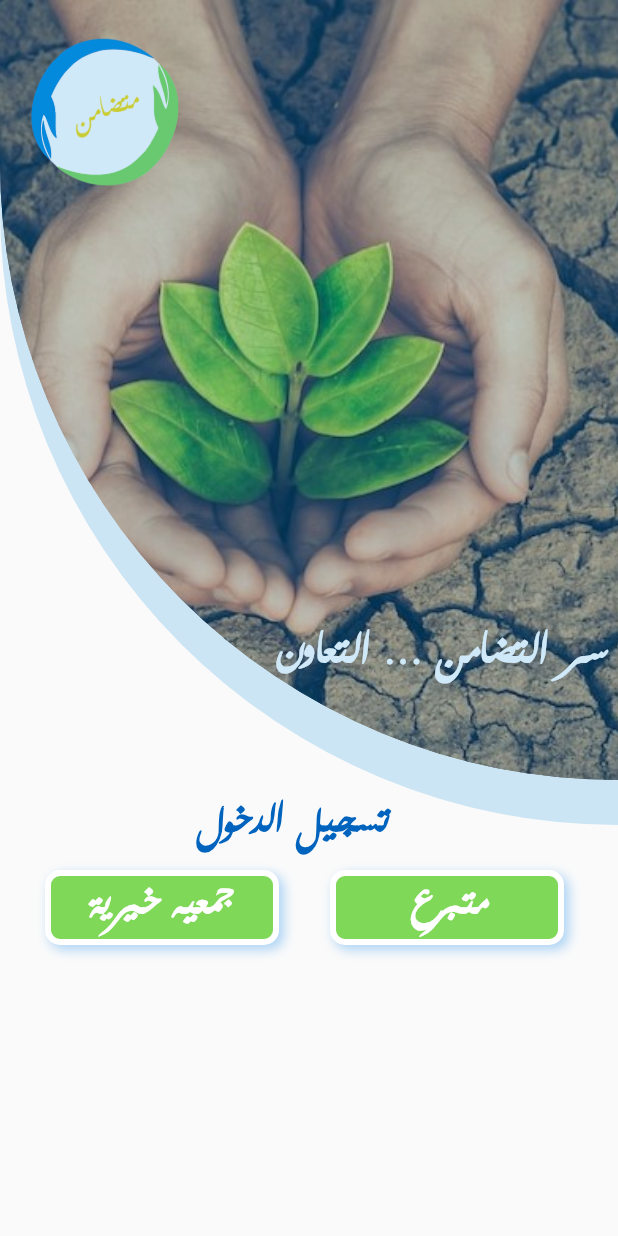
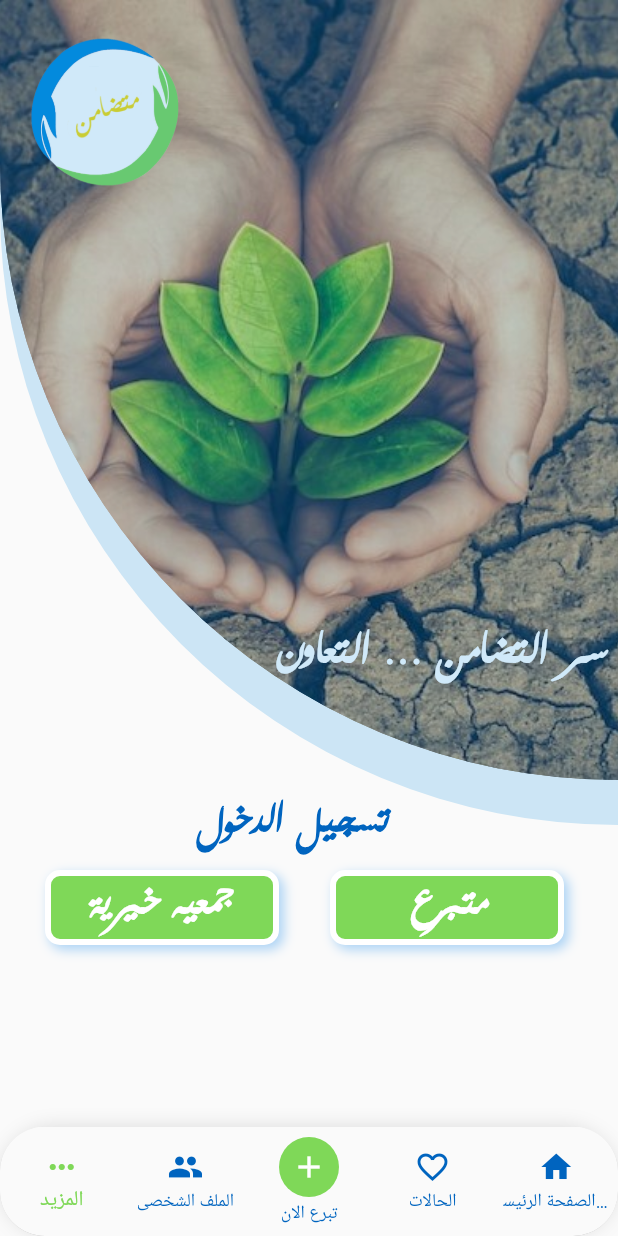
Before and after one commit to HadeerAYmann/Motadamn-app, a Flutter app: the Loginas screen opened directly, on a phone screen of 412 x 824 dp. Run offline on Flutter 3.47's test engine with Material 2 defaults, Android fonts, the phone set to English and light mode, and no system bars; our stand-ins replace flutter_svg, fluttertoast, font_awesome_flutter.

```diff
--- a/lib/Login-as.dart
+++ b/lib/Login-as.dart
@@ -7,6 +7,7 @@ class Loginas extends StatefulWidget {
 }
 
 class _LoginasState extends State<Loginas> {
+  int _currentIndex = 0;
   @override
   Widget build(BuildContext context) {
     return Scaffold(
@@ -153,6 +154,95 @@ class _LoginasState extends State<Loginas> {
        ),
       ],
      ),
+      bottomNavigationBar: Container(
+        //height: 100.0,
+          decoration: BoxDecoration(
+            borderRadius: BorderRadius.only(
+                topLeft: Radius.circular(40.0),
+                topRight: Radius.circular(40.0),
+                bottomRight: Radius.circular(40.0),
+                bottomLeft: Radius.circular(40.0)),
+            boxShadow: [
+              BoxShadow(
+                color: Colors.black12,
+                spreadRadius: 0,
+                blurRadius: 10,
+              ),
+            ],
+          ),
+          child: ClipRRect(
+            borderRadius: BorderRadius.only(
+                topRight: Radius.circular(30.0),
+                topLeft: Radius.circular(30.0),
+                bottomLeft: Radius.circular(30),
+                bottomRight: Radius.circular(30)),
+            child: BottomNavigationBar(
+              currentIndex: _currentIndex,
+              type: BottomNavigationBarType.fixed,
+              selectedItemColor: Color(0xff7FD858),
+              unselectedItemColor: Color(0xff0064BF),
+              items: [
+                BottomNavigationBarItem(
+                  icon: Icon(Icons.more_horiz),
+                  title: Text('المزيد',
+                      style: TextStyle(
+                        fontSize: 13,
+                        fontFamily: 'Century',
+                        fontWeight: FontWeight.w900,
+                      )),
+                ),
+                BottomNavigationBarItem(
+                  icon: Icon(Icons.people),
+                  title: Text('الملف الشخصى',
+                      style: TextStyle(
+                        fontSize: 13,
+                        fontFamily: 'Century',
+                        fontWeight: FontWeight.w900,
+                      )),
+                ),
+                BottomNavigationBarItem(
+                  icon: Container(
+                    child: CircleAvatar(
+                        backgroundColor: const Color(0xff7fd858),
+                        child: Icon(
+                          Icons.add,
+                          color: Colors.white,
+                        )),
+                  ),
+                  title: Text('تبرع الان',
+                      style: TextStyle(
+                        fontSize: 13,
+                        fontFamily: 'Century',
+                        fontWeight: FontWeight.w900,
+                      )),
+                ),
+                BottomNavigationBarItem(
+                  icon: Icon(Icons.favorite_border),
+                  title: Text('الحالات',
+                      style: TextStyle(
+                        fontSize: 13,
+                        fontFamily: 'Century',
+                        fontWeight: FontWeight.w900,
+                      )),
+                ),
+                BottomNavigationBarItem(
+                    icon: Icon(Icons.home),
+                    title: Text(
+                      'الصفحة الرئيسية',
+                      style: TextStyle(
+                          fontSize: 13,
+                          fontWeight: FontWeight.w900,
+                          fontFamily: 'Century'),
+                    )),
+              ],
+              onTap: (index) {
+                setState(() {
+                  _currentIndex = index;
+                });
+              },
+            ),
+          )),
+
     );
   }
 }
```
